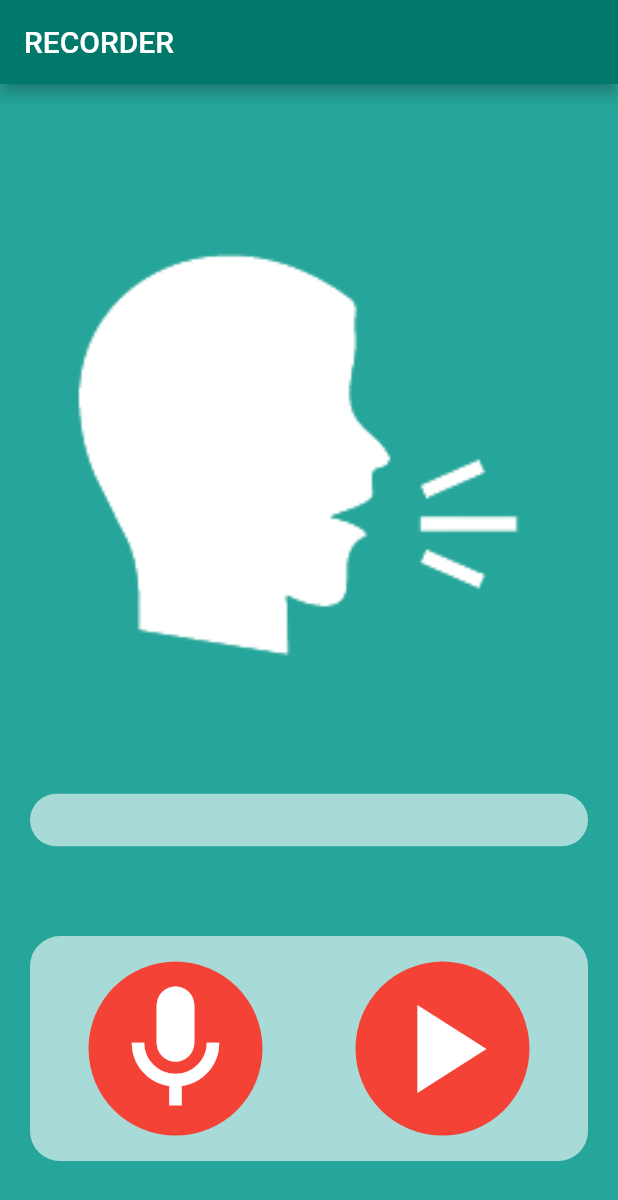
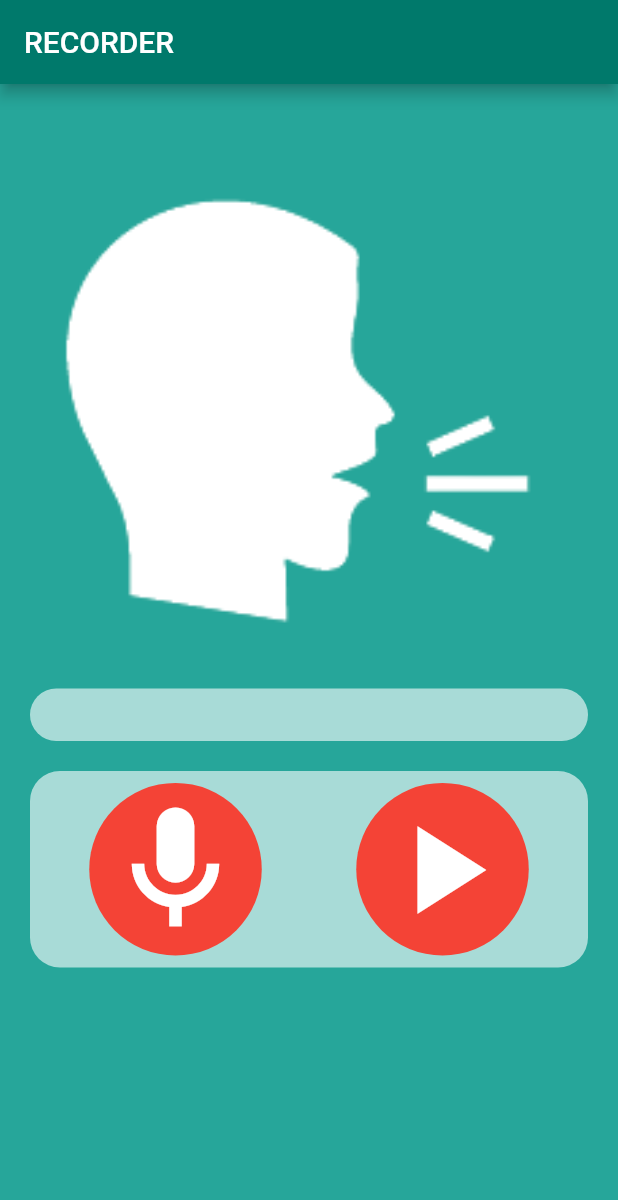
Before and after one commit to micherlane/gravador_google_drive, a Flutter app: the screen it shows after launch, on a phone screen of 412 x 824 dp. Shown: the top 1200 px of the screen. Run offline on Flutter 3.47's test engine with Material 2 defaults, Android fonts, the light colour scheme and no system bars; our stand-ins replace audioplayers, file, google_sign_in; missing offline and left inert: flutter_audio_recorder2, googleapis.

Commit message:
atualização na rolagem da interface

```diff
--- a/lib/models/google_upload.dart
+++ b/lib/models/google_upload.dart
@@ -35,7 +35,7 @@ class UploadFileDrive {
     var driveFile = drive.File();
     driveFile.parents = [folderId];
     driveFile.name =
-        "wav - " + DateFormat('d of MMM of y HH:MM').format(DateTime.now());
+        "wav - " + DateFormat('d of MMM of y').format(DateTime.now());
 
     final result = await driveApi.files.create(driveFile,
         uploadMedia: drive.Media(file.openRead(), file.lengthSync()));
--- a/lib/telas/gravador.dart
+++ b/lib/telas/gravador.dart
@@ -66,6 +66,7 @@ class _GravadorState extends State<Gravador> {
 
   Widget _construirBordasArrendondas(Widget filho, double altura) {
     return Container(
+      margin: const EdgeInsets.all(10),
       width: 400,
       height: altura,
       padding: const EdgeInsets.all(8.0),
@@ -104,9 +105,10 @@ class _GravadorState extends State<Gravador> {
       appBar: AppBar(
         title: const Text('RECORDER'),
       ),
-      body: Container(
+      body: SingleChildScrollView(
+        child: Container(
           margin: const EdgeInsets.all(10.0),
-        padding: const EdgeInsets.all(10.0),
+          padding: const EdgeInsets.all(.0),
           child: Column(
             mainAxisAlignment: MainAxisAlignment.spaceAround,
             children: [
@@ -120,9 +122,10 @@ class _GravadorState extends State<Gravador> {
                     _construirBotaoAudio(),
                   ],
                 ),
-              150,
+                131,
               ),
             ],
+          ),
         ),
       ),
     );
```
Lines whose indentation alone changed are shown as unchanged.
